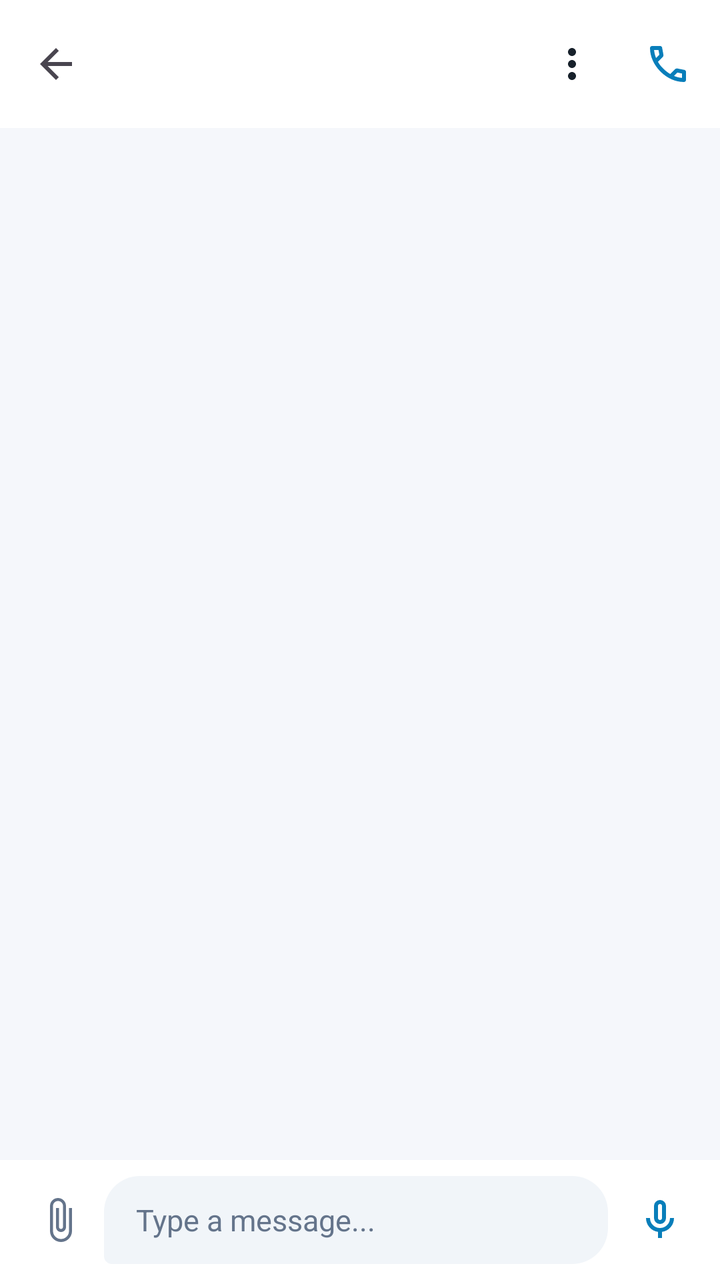
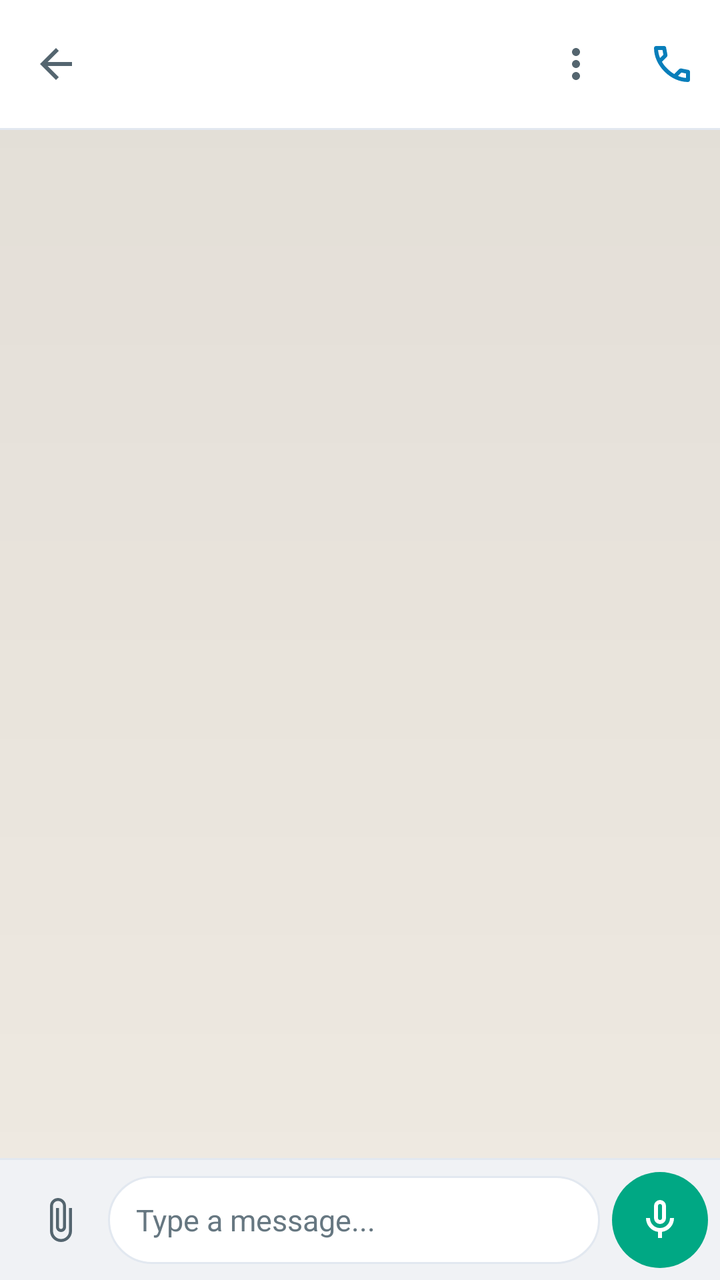

An Android layout rendered at two revisions. The XML below is the earlier revision; the diff shows what the commit changed to produce the second picture.
<!-- AndroidManifest.xml: application theme Theme.MyApplication -->
<!-- res/layout/fragment_chat.xml -->
<?xml version="1.0" encoding="utf-8"?>
<androidx.coordinatorlayout.widget.CoordinatorLayout
    xmlns:android="http://schemas.android.com/apk/res/android"
    xmlns:app="http://schemas.android.com/apk/res-auto"
    android:id="@+id/coordinator_chat"
    android:layout_width="match_parent"
    android:layout_height="match_parent"
    android:background="@color/color_background">

    <LinearLayout
        android:layout_width="match_parent"
        android:layout_height="match_parent"
        android:orientation="vertical">

        
        <com.google.android.material.appbar.MaterialToolbar
            android:id="@+id/toolbar_chat"
            android:layout_width="match_parent"
            android:layout_height="?attr/actionBarSize"
            android:background="@color/color_surface"
            app:navigationIcon="@drawable/ic_arrow_back_24"
            app:elevation="2dp">

            <LinearLayout
                android:id="@+id/layout_contact_header"
                android:layout_width="0dp"
                android:layout_height="match_parent"
                android:layout_weight="1"
                android:gravity="center_vertical"
                android:orientation="horizontal">

                
                <FrameLayout
                    android:layout_width="40dp"
                    android:layout_height="40dp">

                    <TextView
                        android:id="@+id/text_chat_avatar"
                        android:layout_width="match_parent"
                        android:layout_height="match_parent"
                        android:background="@drawable/bg_avatar_circle"
                        android:backgroundTint="@color/color_avatar_bg"
                        android:gravity="center"
                        android:text="U"
                        android:textColor="@color/color_avatar_text"
                        android:textSize="16sp"
                        android:textStyle="bold"
                        android:visibility="gone" />

                    <com.google.android.material.imageview.ShapeableImageView
                        android:id="@+id/img_chat_avatar"
                        android:layout_width="match_parent"
                        android:layout_height="match_parent"
                        android:scaleType="centerCrop"
                        android:src="@drawable/ic_default_avatar"
                        app:shapeAppearanceOverlay="@style/ShapeAppearance.Material3.Corner.Full"
                        android:visibility="visible" />

                    <View
                        android:id="@+id/dot_chat_online"
                        android:layout_width="10dp"
                        android:layout_height="10dp"
                        android:layout_gravity="bottom|end"
                        android:background="@drawable/bg_online_dot"
                        android:visibility="gone" />
                </FrameLayout>

                
                <LinearLayout
                    android:layout_width="wrap_content"
                    android:layout_height="wrap_content"
                    android:layout_marginStart="12dp"
                    android:orientation="vertical">

                    <TextView
                        android:id="@+id/text_chat_contact_name"
                        android:layout_width="wrap_content"
                        android:layout_height="wrap_content"
                        android:text="Contact"
                        android:textColor="@color/color_primary_text"
                        android:textSize="16sp"
                        android:fontFamily="sans-serif-bold"
                        android:maxLines="1"
                        android:ellipsize="end" />

                    <TextView
                        android:id="@+id/text_chat_contact_status"
                        android:layout_width="wrap_content"
                        android:layout_height="wrap_content"
                        android:text="Offline"
                        android:textColor="@color/color_secondary_text"
                        android:textSize="12sp"
                        android:maxLines="1" />
                </LinearLayout>
            </LinearLayout>

            
            <ImageButton
                android:id="@+id/btn_chat_call"
                android:layout_width="44dp"
                android:layout_height="44dp"
                android:layout_gravity="end"
                android:layout_marginEnd="4dp"
                android:background="?attr/selectableItemBackgroundBorderless"
                android:src="@drawable/ic_call_24"
                android:contentDescription="Call"
                app:tint="@color/color_primary" />

            
            <ImageButton
                android:id="@+id/btn_chat_more"
                android:layout_width="44dp"
                android:layout_height="44dp"
                android:layout_gravity="end"
                android:layout_marginEnd="4dp"
                android:background="?attr/selectableItemBackgroundBorderless"
                android:src="@drawable/ic_more_vert_24"
                android:contentDescription="More Options"
                app:tint="@color/color_primary_text" />
        </com.google.android.material.appbar.MaterialToolbar>

        
        <LinearLayout
            android:id="@+id/layout_upload_progress"
            android:layout_width="match_parent"
            android:layout_height="wrap_content"
            android:orientation="vertical"
            android:background="@color/color_surface_variant"
            android:paddingHorizontal="16dp"
            android:paddingVertical="6dp"
            android:visibility="gone">

            <TextView
                android:layout_width="wrap_content"
                android:layout_height="wrap_content"
                android:text="@string/chat_uploading_media"
                android:textColor="@color/color_primary"
                android:textSize="12sp" />

            <com.google.android.material.progressindicator.LinearProgressIndicator
                android:layout_width="match_parent"
                android:layout_height="wrap_content"
                android:layout_marginTop="4dp"
                android:indeterminate="true"
                app:indicatorColor="@color/color_primary" />
        </LinearLayout>

        
        <androidx.recyclerview.widget.RecyclerView
            android:id="@+id/recycler_messages"
            android:layout_width="match_parent"
            android:layout_height="0dp"
            android:layout_weight="1"
            android:clipToPadding="false"
            android:paddingHorizontal="8dp"
            android:paddingVertical="8dp"
            android:overScrollMode="ifContentScrolls" />

        
        <LinearLayout
            android:id="@+id/layout_typing_indicator"
            android:layout_width="wrap_content"
            android:layout_height="wrap_content"
            android:layout_marginStart="16dp"
            android:layout_marginBottom="8dp"
            android:background="@drawable/bg_bubble_incoming"
            android:orientation="horizontal"
            android:gravity="center_vertical"
            android:paddingStart="12dp"
            android:paddingEnd="16dp"
            android:paddingTop="8dp"
            android:paddingBottom="8dp"
            android:visibility="gone">

            
            <LinearLayout
                android:id="@+id/layout_typing_dots"
                android:layout_width="wrap_content"
                android:layout_height="wrap_content"
                android:orientation="horizontal"
                android:gravity="center_vertical"
                android:layout_marginEnd="8dp">

                <View
                    android:id="@+id/dot_typing_1"
                    android:layout_width="7dp"
                    android:layout_height="7dp"
                    android:background="@drawable/bg_avatar_circle"
                    android:backgroundTint="@color/color_primary" />

                <View
                    android:id="@+id/dot_typing_2"
                    android:layout_width="7dp"
                    android:layout_height="7dp"
                    android:layout_marginStart="4dp"
                    android:background="@drawable/bg_avatar_circle"
                    android:backgroundTint="@color/color_primary" />

                <View
                    android:id="@+id/dot_typing_3"
                    android:layout_width="7dp"
                    android:layout_height="7dp"
                    android:layout_marginStart="4dp"
                    android:background="@drawable/bg_avatar_circle"
                    android:backgroundTint="@color/color_primary" />
            </LinearLayout>

            <TextView
                android:id="@+id/text_typing_label"
                android:layout_width="wrap_content"
                android:layout_height="wrap_content"
                android:text="typing..."
                android:textColor="@color/color_secondary_text"
                android:textSize="13sp"
                android:fontFamily="sans-serif-medium" />
        </LinearLayout>

        
        <LinearLayout
            android:id="@+id/layout_recording_bar"
            android:layout_width="match_parent"
            android:layout_height="56dp"
            android:background="@color/color_surface"
            android:gravity="center_vertical"
            android:orientation="horizontal"
            android:paddingHorizontal="16dp"
            android:visibility="gone">

            <ImageButton
                android:id="@+id/btn_cancel_recording"
                android:layout_width="40dp"
                android:layout_height="40dp"
                android:background="?attr/selectableItemBackgroundBorderless"
                android:src="@drawable/ic_close_24"
                android:contentDescription="Cancel Recording"
                app:tint="@color/color_error" />

            <View
                android:id="@+id/dot_recording_blink"
                android:layout_width="10dp"
                android:layout_height="10dp"
                android:layout_marginStart="8dp"
                android:background="@drawable/bg_avatar_circle"
                android:backgroundTint="@color/color_error" />

            <TextView
                android:id="@+id/text_recording_duration"
                android:layout_width="0dp"
                android:layout_height="wrap_content"
                android:layout_weight="1"
                android:layout_marginStart="8dp"
                android:text="Recording 0:00"
                android:textColor="@color/color_error"
                android:textSize="14sp"
                android:fontFamily="sans-serif-medium" />

            <com.google.android.material.button.MaterialButton
                android:id="@+id/btn_send_recording"
                android:layout_width="wrap_content"
                android:layout_height="40dp"
                android:text="Send"
                android:textSize="13sp"
                app:icon="@drawable/ic_send_24"
                app:cornerRadius="20dp"
                app:backgroundTint="@color/color_primary" />
        </LinearLayout>

        
        <LinearLayout
            android:id="@+id/layout_input_bar"
            android:layout_width="match_parent"
            android:layout_height="wrap_content"
            android:background="@color/color_surface"
            android:gravity="center_vertical"
            android:orientation="horizontal"
            android:paddingHorizontal="8dp"
            android:paddingVertical="8dp">

            
            <ImageButton
                android:id="@+id/btn_chat_attach"
                android:layout_width="44dp"
                android:layout_height="44dp"
                android:background="?attr/selectableItemBackgroundBorderless"
                android:src="@drawable/ic_attach_file_24"
                android:contentDescription="Attach File"
                app:tint="@color/color_secondary_text" />

            
            <com.google.android.material.textfield.TextInputEditText
                android:id="@+id/et_message_input"
                android:layout_width="0dp"
                android:layout_height="wrap_content"
                android:layout_weight="1"
                android:background="@drawable/bg_bubble_incoming"
                android:backgroundTint="@color/color_surface_variant"
                android:hint="@string/chat_type_message_hint"
                android:textColorHint="@color/color_secondary_text"
                android:textColor="@color/color_primary_text"
                android:textSize="15sp"
                android:paddingHorizontal="16dp"
                android:paddingVertical="10dp"
                android:maxLines="5"
                android:minHeight="44dp" />

            
            <ImageButton
                android:id="@+id/btn_chat_send_or_mic"
                android:layout_width="44dp"
                android:layout_height="44dp"
                android:layout_marginStart="4dp"
                android:background="?attr/selectableItemBackgroundBorderless"
                android:src="@drawable/ic_mic_24"
                android:contentDescription="Send or Record"
                app:tint="@color/color_primary" />
        </LinearLayout>
    </LinearLayout>

    
    <FrameLayout
        android:id="@+id/layout_fullscreen_preview"
        android:layout_width="match_parent"
        android:layout_height="match_parent"
        android:background="#FF000000"
        android:visibility="gone">

        
        <LinearLayout
            android:layout_width="match_parent"
            android:layout_height="wrap_content"
            android:orientation="horizontal"
            android:gravity="center_vertical"
            android:paddingHorizontal="16dp"
            android:paddingTop="36dp"
            android:paddingBottom="12dp"
            android:background="#A0000000">

            <ImageButton
                android:id="@+id/btn_close_preview"
                android:layout_width="40dp"
                android:layout_height="40dp"
                android:background="?attr/selectableItemBackgroundBorderless"
                android:src="@drawable/ic_close_24"
                android:contentDescription="Close Preview"
                app:tint="#FFFFFF" />

            <TextView
                android:id="@+id/text_preview_title"
                android:layout_width="0dp"
                android:layout_height="wrap_content"
                android:layout_weight="1"
                android:layout_marginStart="12dp"
                android:textColor="#FFFFFF"
                android:textSize="16sp"
                android:fontFamily="sans-serif-bold"
                android:text="Media Preview" />

            
            <ImageButton
                android:id="@+id/btn_download_preview"
                android:layout_width="40dp"
                android:layout_height="40dp"
                android:background="?attr/selectableItemBackgroundBorderless"
                android:src="@drawable/ic_download_24"
                android:contentDescription="Download to OpenChat folder"
                app:tint="#FFFFFF" />
        </LinearLayout>

        
        <ProgressBar
            android:id="@+id/progress_preview_loading"
            android:layout_width="48dp"
            android:layout_height="48dp"
            android:layout_gravity="center"
            android:indeterminate="true"
            android:visibility="gone" />

        
        <TextView
            android:id="@+id/text_preview_error"
            android:layout_width="wrap_content"
            android:layout_height="wrap_content"
            android:layout_gravity="center"
            android:textColor="#FFFFFF"
            android:textSize="14sp"
            android:visibility="gone" />

        
        <ImageView
            android:id="@+id/img_preview_photo"
            android:layout_width="match_parent"
            android:layout_height="match_parent"
            android:scaleType="fitCenter"
            android:visibility="gone" />

        
        <VideoView
            android:id="@+id/video_preview_player"
            android:layout_width="match_parent"
            android:layout_height="wrap_content"
            android:layout_gravity="center"
            android:visibility="gone" />

    </FrameLayout>

</androidx.coordinatorlayout.widget.CoordinatorLayout>
<!-- resources referenced by this layout -->
<resources>
  <color name="color_primary_text">#17212B</color>
  <!-- drawable bg_bubble_incoming (drawable) -->
  <shape xmlns:android="http://schemas.android.com/apk/res/android"
      android:shape="rectangle">
      <solid android:color="@color/color_bubble_incoming" />
      <corners
          android:topLeftRadius="18dp"
          android:topRightRadius="18dp"
          android:bottomLeftRadius="4dp"
          android:bottomRightRadius="18dp" />
  </shape>
  <!-- drawable bg_online_dot (drawable) -->
  <?xml version="1.0" encoding="utf-8"?>
  <shape xmlns:android="http://schemas.android.com/apk/res/android"
      android:shape="oval">
      <solid android:color="#FF75FB4C" />
      <stroke
          android:width="1dp"
          android:color="#FFFFFF" />
      <size
          android:width="14dp"
          android:height="14dp" />
  </shape>
  <style name="Theme.MyApplication" parent="Theme.Material3.DayNight.NoActionBar">
          <item name="android:windowBackground">@color/color_background</item>
          <item name="android:statusBarColor">@color/color_surface</item>
          <item name="android:navigationBarColor">@color/color_surface</item>
          <item name="android:windowLightStatusBar">true</item>
          <item name="android:windowLightNavigationBar">true</item>
          <item name="colorPrimary">@color/color_primary</item>
          <item name="colorSecondary">@color/color_primary_accent</item>
          <item name="colorSecondaryContainer">@color/color_nav_indicator</item>
          <item name="colorOnSecondaryContainer">@color/color_nav_item_selected</item>
          <item name="colorSurface">@color/color_surface</item>
          <item name="colorError">@color/color_error</item>
      </style>
  <color name="color_bubble_incoming">#DDF3E4</color>
  <!-- unchanged entries left out for length: 23 -->
</resources>

<!-- the commit's change to res/layout/fragment_chat.xml (unified diff, before → after) -->
@@ -5,7 +5,7 @@
     android:id="@+id/coordinator_chat"
     android:layout_width="match_parent"
     android:layout_height="match_parent"
-    android:background="@color/color_background">
+    android:background="@drawable/bg_chat_wallpaper">
 
     <LinearLayout
         android:layout_width="match_parent"
@@ -17,9 +17,11 @@
             android:id="@+id/toolbar_chat"
             android:layout_width="match_parent"
             android:layout_height="?attr/actionBarSize"
-            android:background="@color/color_surface"
+            android:background="@color/color_toolbar_background"
             app:navigationIcon="@drawable/ic_arrow_back_24"
-            app:elevation="2dp">
+            app:navigationIconTint="@color/color_toolbar_icon"
+            app:elevation="0dp"
+            app:contentInsetStartWithNavigation="0dp">
 
             <LinearLayout
                 android:id="@+id/layout_contact_header"
@@ -27,7 +29,8 @@
                 android:layout_height="match_parent"
                 android:layout_weight="1"
                 android:gravity="center_vertical"
-                android:orientation="horizontal">
+                android:orientation="horizontal"
+                android:background="?attr/selectableItemBackground">
 
                 
                 <FrameLayout
@@ -58,8 +61,8 @@
 
                     <View
                         android:id="@+id/dot_chat_online"
-                        android:layout_width="10dp"
-                        android:layout_height="10dp"
+                        android:layout_width="12dp"
+                        android:layout_height="12dp"
                         android:layout_gravity="bottom|end"
                         android:background="@drawable/bg_online_dot"
                         android:visibility="gone" />
@@ -77,7 +80,7 @@
                         android:layout_width="wrap_content"
                         android:layout_height="wrap_content"
                         android:text="Contact"
-                        android:textColor="@color/color_primary_text"
+                        android:textColor="@color/color_toolbar_title"
                         android:textSize="16sp"
                         android:fontFamily="sans-serif-bold"
                         android:maxLines="1"
@@ -88,8 +91,9 @@
                         android:layout_width="wrap_content"
                         android:layout_height="wrap_content"
                         android:text="Offline"
-                        android:textColor="@color/color_secondary_text"
+                        android:textColor="@color/color_toolbar_subtitle"
                         android:textSize="12sp"
+                        android:fontFamily="sans-serif"
                         android:maxLines="1" />
                 </LinearLayout>
             </LinearLayout>
@@ -97,10 +101,9 @@
             
             <ImageButton
                 android:id="@+id/btn_chat_call"
-                android:layout_width="44dp"
-                android:layout_height="44dp"
+                android:layout_width="48dp"
+                android:layout_height="48dp"
                 android:layout_gravity="end"
-                android:layout_marginEnd="4dp"
                 android:background="?attr/selectableItemBackgroundBorderless"
                 android:src="@drawable/ic_call_24"
                 android:contentDescription="Call"
@@ -109,15 +112,20 @@
             
             <ImageButton
                 android:id="@+id/btn_chat_more"
-                android:layout_width="44dp"
-                android:layout_height="44dp"
+                android:layout_width="48dp"
+                android:layout_height="48dp"
                 android:layout_gravity="end"
-                android:layout_marginEnd="4dp"
                 android:background="?attr/selectableItemBackgroundBorderless"
                 android:src="@drawable/ic_more_vert_24"
                 android:contentDescription="More Options"
-                app:tint="@color/color_primary_text" />
+                app:tint="@color/color_toolbar_icon" />
         </com.google.android.material.appbar.MaterialToolbar>
+
+        
+        <View
+            android:layout_width="match_parent"
+            android:layout_height="1dp"
+            android:background="@color/color_divider" />
 
         
         <LinearLayout
@@ -152,8 +160,8 @@
             android:layout_height="0dp"
             android:layout_weight="1"
             android:clipToPadding="false"
-            android:paddingHorizontal="8dp"
-            android:paddingVertical="8dp"
+            android:paddingHorizontal="6dp"
+            android:paddingVertical="6dp"
             android:overScrollMode="ifContentScrolls" />
 
         
@@ -166,7 +174,7 @@
             android:background="@drawable/bg_bubble_incoming"
             android:orientation="horizontal"
             android:gravity="center_vertical"
-            android:paddingStart="12dp"
+            android:paddingStart="14dp"
             android:paddingEnd="16dp"
             android:paddingTop="8dp"
             android:paddingBottom="8dp"
@@ -220,7 +228,7 @@
             android:id="@+id/layout_recording_bar"
             android:layout_width="match_parent"
             android:layout_height="56dp"
-            android:background="@color/color_surface"
+            android:background="@color/color_composer_background"
             android:gravity="center_vertical"
             android:orientation="horizontal"
             android:paddingHorizontal="16dp"
@@ -228,8 +236,8 @@
 
             <ImageButton
                 android:id="@+id/btn_cancel_recording"
-                android:layout_width="40dp"
-                android:layout_height="40dp"
+                android:layout_width="48dp"
+                android:layout_height="48dp"
                 android:background="?attr/selectableItemBackgroundBorderless"
                 android:src="@drawable/ic_close_24"
                 android:contentDescription="Cancel Recording"
@@ -262,29 +270,38 @@
                 android:textSize="13sp"
                 app:icon="@drawable/ic_send_24"
                 app:cornerRadius="20dp"
-                app:backgroundTint="@color/color_primary" />
+                app:backgroundTint="@color/color_composer_action_bg"
+                app:iconTint="@color/color_composer_action_icon" />
         </LinearLayout>
+
+        
+        <View
+            android:layout_width="match_parent"
+            android:layout_height="1dp"
+            android:background="@color/color_divider" />
 
         
         <LinearLayout
             android:id="@+id/layout_input_bar"
             android:layout_width="match_parent"
             android:layout_height="wrap_content"
-            android:background="@color/color_surface"
+            android:background="@color/color_composer_background"
             android:gravity="center_vertical"
             android:orientation="horizontal"
-            android:paddingHorizontal="8dp"
-            android:paddingVertical="8dp">
+            android:paddingStart="6dp"
+            android:paddingEnd="6dp"
+            android:paddingTop="6dp"
+            android:paddingBottom="6dp">
 
             
             <ImageButton
                 android:id="@+id/btn_chat_attach"
-                android:layout_width="44dp"
-                android:layout_height="44dp"
+                android:layout_width="48dp"
+                android:layout_height="48dp"
                 android:background="?attr/selectableItemBackgroundBorderless"
                 android:src="@drawable/ic_attach_file_24"
                 android:contentDescription="Attach File"
-                app:tint="@color/color_secondary_text" />
+                app:tint="@color/color_composer_icon" />
 
             
             <com.google.android.material.textfield.TextInputEditText
@@ -292,27 +309,28 @@
                 android:layout_width="0dp"
                 android:layout_height="wrap_content"
                 android:layout_weight="1"
-                android:background="@drawable/bg_bubble_incoming"
-                android:backgroundTint="@color/color_surface_variant"
+                android:background="@drawable/bg_composer_input"
                 android:hint="@string/chat_type_message_hint"
-                android:textColorHint="@color/color_secondary_text"
-                android:textColor="@color/color_primary_text"
+                android:textColorHint="@color/color_composer_hint"
+                android:textColor="@color/color_composer_text"
                 android:textSize="15sp"
-                android:paddingHorizontal="16dp"
-                android:paddingVertical="10dp"
+                android:paddingStart="14dp"
+                android:paddingEnd="14dp"
+                android:paddingTop="9dp"
+                android:paddingBottom="9dp"
                 android:maxLines="5"
                 android:minHeight="44dp" />
 
             
             <ImageButton
                 android:id="@+id/btn_chat_send_or_mic"
-                android:layout_width="44dp"
-                android:layout_height="44dp"
-                android:layout_marginStart="4dp"
-                android:background="?attr/selectableItemBackgroundBorderless"
+                android:layout_width="48dp"
+                android:layout_height="48dp"
+                android:layout_marginStart="6dp"
+                android:background="@drawable/bg_composer_action_btn"
                 android:src="@drawable/ic_mic_24"
                 android:contentDescription="Send or Record"
-                app:tint="@color/color_primary" />
+                app:tint="@color/color_composer_action_icon" />
         </LinearLayout>
     </LinearLayout>
 
@@ -337,12 +355,12 @@
 
             <ImageButton
                 android:id="@+id/btn_close_preview"
-                android:layout_width="40dp"
-                android:layout_height="40dp"
+                android:layout_width="48dp"
+                android:layout_height="48dp"
                 android:background="?attr/selectableItemBackgroundBorderless"
                 android:src="@drawable/ic_close_24"
                 android:contentDescription="Close Preview"
-                app:tint="#FFFFFF" />
+                app:tint="@color/white" />
 
             <TextView
                 android:id="@+id/text_preview_title"
@@ -350,7 +368,7 @@
                 android:layout_height="wrap_content"
                 android:layout_weight="1"
                 android:layout_marginStart="12dp"
-                android:textColor="#FFFFFF"
+                android:textColor="@color/white"
                 android:textSize="16sp"
                 android:fontFamily="sans-serif-bold"
                 android:text="Media Preview" />
@@ -358,12 +376,12 @@
             
             <ImageButton
                 android:id="@+id/btn_download_preview"
-                android:layout_width="40dp"
-                android:layout_height="40dp"
+                android:layout_width="48dp"
+                android:layout_height="48dp"
                 android:background="?attr/selectableItemBackgroundBorderless"
                 android:src="@drawable/ic_download_24"
                 android:contentDescription="Download to OpenChat folder"
-                app:tint="#FFFFFF" />
+                app:tint="@color/white" />
         </LinearLayout>
 
         
@@ -381,7 +399,7 @@
             android:layout_width="wrap_content"
             android:layout_height="wrap_content"
             android:layout_gravity="center"
-            android:textColor="#FFFFFF"
+            android:textColor="@color/white"
             android:textSize="14sp"
             android:visibility="gone" />
 
<!-- resource entries referenced after the edit -->
@@ -1,32 +1,85 @@
 <!-- resources referenced by this layout -->
 <resources>
-  <color name="color_primary_text">#17212B</color>
+  <color name="color_composer_action_bg">#00A884</color>
+  <color name="color_composer_action_icon">#FFFFFF</color>
+  <color name="color_composer_background">#F0F2F5</color>
+  <color name="color_composer_hint">#667781</color>
+  <color name="color_composer_icon">#54656F</color>
+  <color name="color_composer_text">#111B21</color>
+  <color name="color_divider">#E2E8F0</color>
+  <color name="color_toolbar_background">#FFFFFF</color>
+  <color name="color_toolbar_icon">#54656F</color>
+  <color name="color_toolbar_subtitle">#667781</color>
+  <color name="color_toolbar_title">#111B21</color>
+  <color name="white">#FFFFFFFF</color>
   <!-- drawable bg_bubble_incoming (drawable) -->
+  <?xml version="1.0" encoding="utf-8"?>
   <shape xmlns:android="http://schemas.android.com/apk/res/android"
       android:shape="rectangle">
       <solid android:color="@color/color_bubble_incoming" />
       <corners
-          android:topLeftRadius="18dp"
-          android:topRightRadius="18dp"
+          android:topLeftRadius="16dp"
+          android:topRightRadius="16dp"
           android:bottomLeftRadius="4dp"
-          android:bottomRightRadius="18dp" />
+          android:bottomRightRadius="16dp" />
+  </shape>
+  <!-- drawable bg_chat_wallpaper (drawable) -->
+  <?xml version="1.0" encoding="utf-8"?>
+  <layer-list xmlns:android="http://schemas.android.com/apk/res/android">
+      
+      <item>
+          <shape android:shape="rectangle">
+              <solid android:color="@color/color_chat_background" />
+          </shape>
+      </item>
+  
+      
+      <item>
+          <shape android:shape="rectangle">
+              <gradient
+                  android:angle="270"
+                  android:startColor="@color/color_chat_wallpaper_tint"
+                  android:endColor="@android:color/transparent"
+                  android:type="linear" />
+          </shape>
+      </item>
+  </layer-list>
+  <!-- drawable bg_composer_action_btn (drawable) -->
+  <?xml version="1.0" encoding="utf-8"?>
+  <ripple xmlns:android="http://schemas.android.com/apk/res/android"
+      android:color="@color/color_nav_ripple">
+      <item>
+          <shape android:shape="oval">
+              <solid android:color="@color/color_composer_action_bg" />
+          </shape>
+      </item>
+  </ripple>
+  <!-- drawable bg_composer_input (drawable) -->
+  <?xml version="1.0" encoding="utf-8"?>
+  <shape xmlns:android="http://schemas.android.com/apk/res/android"
+      android:shape="rectangle">
+      <solid android:color="@color/color_composer_input_background" />
+      <corners android:radius="24dp" />
+      <stroke
+          android:width="1dp"
+          android:color="@color/color_composer_input_border" />
   </shape>
   <!-- drawable bg_online_dot (drawable) -->
   <?xml version="1.0" encoding="utf-8"?>
   <shape xmlns:android="http://schemas.android.com/apk/res/android"
       android:shape="oval">
-      <solid android:color="#FF75FB4C" />
+      <solid android:color="@color/color_status_online" />
       <stroke
-          android:width="1dp"
-          android:color="#FFFFFF" />
+          android:width="1.5dp"
+          android:color="@color/color_toolbar_background" />
       <size
-          android:width="14dp"
-          android:height="14dp" />
+          android:width="12dp"
+          android:height="12dp" />
   </shape>
   <style name="Theme.MyApplication" parent="Theme.Material3.DayNight.NoActionBar">
           <item name="android:windowBackground">@color/color_background</item>
-          <item name="android:statusBarColor">@color/color_surface</item>
-          <item name="android:navigationBarColor">@color/color_surface</item>
+          <item name="android:statusBarColor">@color/color_toolbar_background</item>
+          <item name="android:navigationBarColor">@color/color_composer_background</item>
           <item name="android:windowLightStatusBar">true</item>
           <item name="android:windowLightNavigationBar">true</item>
           <item name="colorPrimary">@color/color_primary</item>
@@ -34,9 +87,16 @@
           <item name="colorSecondaryContainer">@color/color_nav_indicator</item>
           <item name="colorOnSecondaryContainer">@color/color_nav_item_selected</item>
           <item name="colorSurface">@color/color_surface</item>
+          <item name="colorSurfaceVariant">@color/color_surface_variant</item>
           <item name="colorError">@color/color_error</item>
       </style>
-  <color name="color_bubble_incoming">#DDF3E4</color>
+  <color name="color_bubble_incoming">#FFFFFF</color>
+  <color name="color_chat_background">#EFEAE2</color>
+  <color name="color_chat_wallpaper_tint">#0D000000</color>
+  <color name="color_nav_ripple">#1A087EBA</color>
+  <color name="color_composer_input_background">#FFFFFF</color>
+  <color name="color_composer_input_border">#E2E8F0</color>
+  <color name="color_status_online">#16834A</color>
   <!-- unchanged entries left out for length: 23 -->
 </resources>
 
